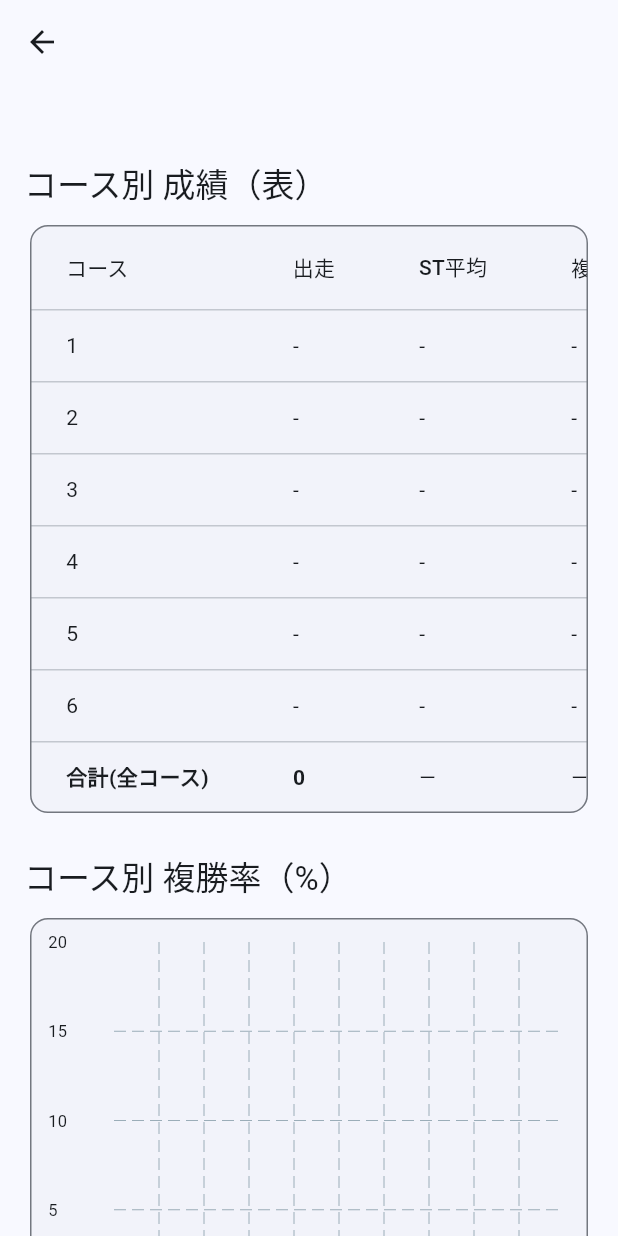
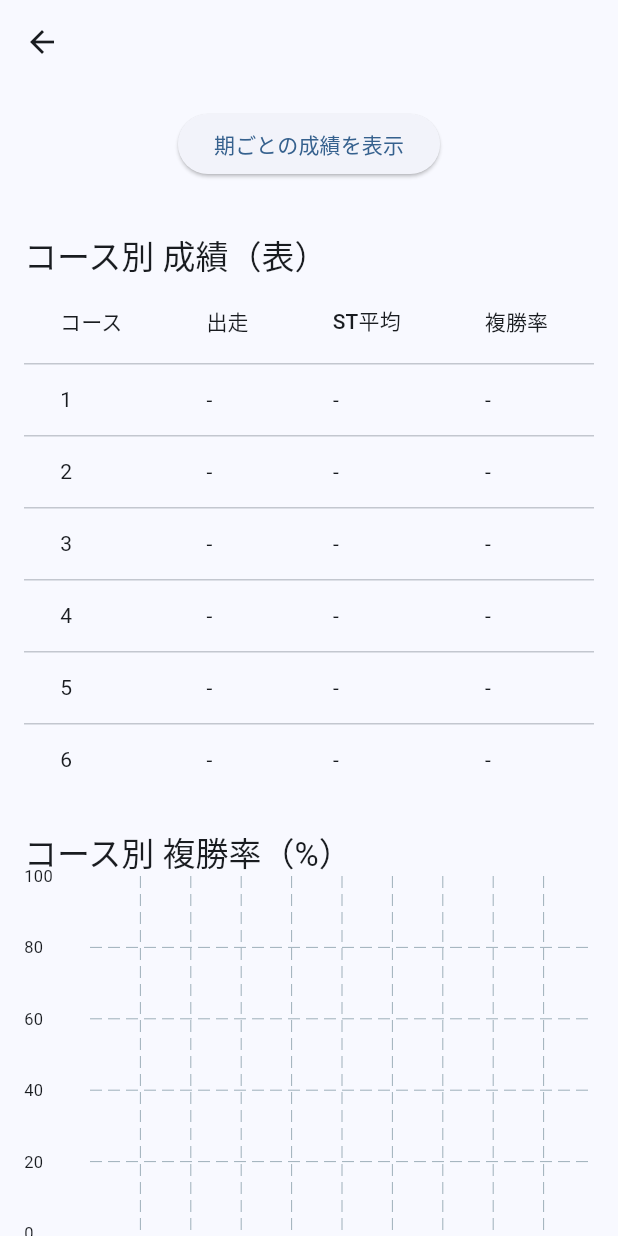
Before and after one commit to teru-kaji/boat_racer_databook, a Flutter app: the MemberDetailPage screen opened directly with empty values, on a phone screen of 412 x 824 dp. Run offline on Flutter 3.47's test engine with Material 3 defaults, Android fonts, the phone set to English and light mode, and no system bars; drawn by our look-alikes of fl_chart; our stand-ins replace objectbox; generated files the repository leaves out were written again; statements that could not run were skipped.

Commit message:
・検索画面修正 ・棒グラフ追加 ・dataTime(期)の最大値をデフォ ・検索フィールド追加 ・エラー復旧 ・エラーあり

```diff
--- a/lib/member_detail_page.dart
+++ b/lib/member_detail_page.dart
@@ -1,7 +1,7 @@
-// lib/member_detail_page.dart
 import 'package:flutter/material.dart';
 import 'package:fl_chart/fl_chart.dart';
 import 'models/member.dart';
+import 'member_history_page.dart';
 
 class MemberDetailPage extends StatelessWidget {
   final Member member;
@@ -13,8 +13,8 @@ class MemberDetailPage extends StatelessWidget {
     final totals = _calcTotals(rows);
 
     // グラフ用データ
-    final winRates = rows.map((r) => r.winRate12 ?? 0).toList();   // 複勝率 %
-    final starts   = rows.map((r) => r.startTime ?? 0).toList();   // ST
+    final winRates = rows.map((r) => r.winRate12 ?? 0).toList();
+    final starts   = rows.map((r) => r.startTime ?? 0).toList();
     final firsts   = rows.map((r) => r.first ?? 0).toList();
     final seconds  = rows.map((r) => r.second ?? 0).toList();
     final thirds   = rows.map((r) => r.third ?? 0).toList();
@@ -26,7 +26,6 @@ class MemberDetailPage extends StatelessWidget {
         child: Column(
           crossAxisAlignment: CrossAxisAlignment.start,
           children: [
-            // --- 基本プロフィール ---
             if ((member.photo ?? '').isNotEmpty)
               Center(
                 child: Image.network(
@@ -34,6 +33,19 @@ class MemberDetailPage extends StatelessWidget {
                   height: 180,
                   errorBuilder: (_, __, ___) =>
                   const Icon(Icons.person, size: 96),
+                ),
+              ),
+            Center(
+              child: ElevatedButton(
+                onPressed: () {
+                  Navigator.push(
+                    context,
+                    MaterialPageRoute(
+                      builder: (_) => MemberHistoryPage(member: member),
+                    ),
+                  );
+                },
+                child: const Text('期ごとの成績を表示'),
               ),
             ),
             const SizedBox(height: 12),
@@ -44,9 +56,9 @@ class MemberDetailPage extends StatelessWidget {
             _field(
               '性別',
               member.sex == "1"
-                  ? "男"
+                  ? "男性"
                   : member.sex == "2"
-                  ? "女"
+                  ? "女性"
                   : member.sex,
             ),
             _field('級別', member.rank),
@@ -54,13 +66,11 @@ class MemberDetailPage extends StatelessWidget {
             const SizedBox(height: 24),
             Text('コース別 成績（表）',
                 style: Theme.of(context).textTheme.titleLarge),
-            const SizedBox(height: 8),
             _courseTable(context, rows, totals),
 
             const SizedBox(height: 24),
             Text('コース別 複勝率（%）',
                 style: Theme.of(context).textTheme.titleLarge),
-            const SizedBox(height: 8),
             _barChartSingle(
               context: context,
               titleY: '複勝率(%)',
@@ -70,21 +80,16 @@ class MemberDetailPage extends StatelessWidget {
             ),
 
             const SizedBox(height: 24),
-            Text('コース別 スタートタイミング（ST）',
+            Text('コース別 スタートタイミング',
                 style: Theme.of(context).textTheme.titleLarge),
-            const SizedBox(height: 8),
-            _barChartSingle(
+            _lineChartPoints(
               context: context,
-              titleY: 'ST',
               values: starts,
-              maxY: _niceMax(starts, base: 0.3, minMax: 0.2),
-              formatY: (v) => v.toStringAsFixed(2),
             ),
 
             const SizedBox(height: 24),
-            Text('コース別 1着・2着・3着（積み上げ棒グラフ）',
+            Text('コース別 1着・2着・3着数',
                 style: Theme.of(context).textTheme.titleLarge),
-            const SizedBox(height: 8),
             _barChartStacked(
               context: context,
               firsts: firsts,
@@ -94,22 +99,12 @@ class MemberDetailPage extends StatelessWidget {
                   base: 10, minMax: 5),
             ),
             const SizedBox(height: 24),
-            Text('コース別 スタートタイミング（-1倍プロット）',
-                style: Theme.of(context).textTheme.titleLarge),
-            const SizedBox(height: 8),
-            _lineChartPoints(
-              context: context,
-              values: starts,
-            ),
-
-            const SizedBox(height: 32),
           ],
         ),
       ),
     );
   }
 
-  // ===== プロフィール行 =====
   Widget _field(String label, String? value) {
     if (value == null || value.isEmpty) return const SizedBox.shrink();
     return Padding(
@@ -117,28 +112,15 @@ class MemberDetailPage extends StatelessWidget {
       child: Row(
         crossAxisAlignment: CrossAxisAlignment.start,
         children: [
-          SizedBox(
-            width: 120,
-            child:
-            Text(label, style: const TextStyle(fontWeight: FontWeight.bold)),
-          ),
+          SizedBox(width: 120, child: Text(label, style: const TextStyle(fontWeight: FontWeight.bold))),
           Expanded(child: Text(value)),
         ],
       ),
     );
   }
 
-  // ===== コース別テーブル =====
-  Widget _courseTable(
-      BuildContext context, List<_CourseRow> rows, _Totals totals) {
-    final theme = Theme.of(context);
-    return Card(
-      elevation: 0,
-      shape: RoundedRectangleBorder(
-        borderRadius: BorderRadius.circular(12),
-        side: BorderSide(color: theme.dividerColor),
-      ),
-      child: SingleChildScrollView(
+  Widget _courseTable(BuildContext context, List<_CourseRow> rows, _Totals totals) {
+    return SingleChildScrollView(
       scrollDirection: Axis.horizontal,
       child: DataTable(
         columns: const [
@@ -153,8 +135,7 @@ class MemberDetailPage extends StatelessWidget {
         ],
         rows: [
           for (final r in rows)
-              DataRow(
-                cells: [
+            DataRow(cells: [
               DataCell(Text('${r.lane}')),
               DataCell(Text(_fmtInt(r.entries))),
               DataCell(Text(_fmtDouble(r.startTime))),
@@ -162,41 +143,13 @@ class MemberDetailPage extends StatelessWidget {
               DataCell(Text(_fmtInt(r.first))),
               DataCell(Text(_fmtInt(r.second))),
               DataCell(Text(_fmtInt(r.third))),
-                  DataCell(Text(
-                      '${(r.first ?? 0) + (r.second ?? 0) + (r.third ?? 0)}')),
+              DataCell(Text('${(r.first ?? 0) + (r.second ?? 0) + (r.third ?? 0)}')),
+            ]),
         ],
-              ),
-            DataRow(
-              cells: [
-                const DataCell(
-                  Text('合計(全コース)',
-                      style: TextStyle(fontWeight: FontWeight.bold)),
-                ),
-                DataCell(Text(_fmtInt(totals.entries),
-                    style: const TextStyle(fontWeight: FontWeight.bold))),
-                const DataCell(Text('—')),
-                const DataCell(Text('—')),
-                DataCell(Text(_fmtInt(totals.first),
-                    style: const TextStyle(fontWeight: FontWeight.bold))),
-                DataCell(Text(_fmtInt(totals.second),
-                    style: const TextStyle(fontWeight: FontWeight.bold))),
-                DataCell(Text(_fmtInt(totals.third),
-                    style: const TextStyle(fontWeight: FontWeight.bold))),
-                DataCell(
-                  Text(
-                    '${totals.first + totals.second + totals.third}',
-                    style: const TextStyle(fontWeight: FontWeight.bold),
-                  ),
-                ),
-              ],
-            ),
-          ],
-        ),
       ),
     );
   }
 
-  // ===== グラフ：単一シリーズ =====
   Widget _barChartSingle({
     required BuildContext context,
     required String titleY,
@@ -204,20 +157,12 @@ class MemberDetailPage extends StatelessWidget {
     required double maxY,
     required String Function(double) formatY,
   }) {
-    final theme = Theme.of(context);
-    return Card(
-      elevation: 0,
-      shape: RoundedRectangleBorder(
-        borderRadius: BorderRadius.circular(12),
-        side: BorderSide(color: theme.dividerColor),
-      ),
-      child: Padding(
-        padding: const EdgeInsets.fromLTRB(12, 16, 16, 8),
-        child: SizedBox(
+    return SizedBox(
       height: 260,
       child: BarChart(
         BarChartData(
-              maxY: maxY,
+          //maxY: maxY,
+          maxY: 100,
           minY: 0,
           gridData: FlGridData(show: true),
           borderData: FlBorderData(show: false),
@@ -226,42 +171,105 @@ class MemberDetailPage extends StatelessWidget {
               sideTitles: SideTitles(
                 showTitles: true,
                 reservedSize: 44,
-                    getTitlesWidget: (v, meta) => Text(formatY(v),
-                        style: const TextStyle(fontSize: 11)),
+                getTitlesWidget: (v, meta) => Text(formatY(v), style: const TextStyle(fontSize: 11)),
               ),
             ),
             bottomTitles: AxisTitles(
               sideTitles: SideTitles(
                 showTitles: true,
-                    getTitlesWidget: (v, meta) => Padding(
+                interval: 1,
+                getTitlesWidget: (v, meta) {
+                  if (v < 0 || v > values.length - 1) return const SizedBox.shrink();
+                  return Padding(
                     padding: const EdgeInsets.only(top: 6),
-                      child: Text('${v.toInt() + 1}',
-                          style: const TextStyle(fontSize: 11)),
+                    child: Text('${v.toInt() + 1}', style: const TextStyle(fontSize: 11)),
+                  );
+                },
               ),
             ),
-                ),
-                topTitles:
-                const AxisTitles(sideTitles: SideTitles(showTitles: false)),
-                rightTitles:
-                const AxisTitles(sideTitles: SideTitles(showTitles: false)),
+            topTitles: const AxisTitles(sideTitles: SideTitles(showTitles: false)),
+            rightTitles: const AxisTitles(sideTitles: SideTitles(showTitles: false)),
           ),
           barGroups: List.generate(values.length, (i) {
             final y = values[i].isNaN ? 0.0 : values[i];
             return BarChartGroupData(
               x: i,
               barRods: [
-                    BarChartRodData(toY: y, width: 16),
+                BarChartRodData(
+                  toY: y,
+                  width: 20,
+                  color: Colors.blue, // ★ 棒の色を青に固定
+                ),
               ],
             );
           }),
         ),
       ),
+    );
+  }
+
+  /// -1倍プロット
+  Widget _lineChartPoints({
+    required BuildContext context,
+    required List<double> values,
+  }) {
+    final negSpots = <FlSpot>[];
+    for (int i = 0; i < values.length; i++) {
+      final v = values[i];
+      if (v != 0) {
+        negSpots.add(FlSpot(i.toDouble(), -v));
+      }
+    }
+
+    return SizedBox(
+      height: 260,
+      child: LineChart(
+        LineChartData(
+          minX: -0.5,
+          maxX: values.length - 0.5,
+          minY: -0.4,
+          maxY: 0,
+          gridData: FlGridData(show: true),
+          borderData: FlBorderData(show: false),
+          titlesData: FlTitlesData(
+            leftTitles: AxisTitles(
+              sideTitles: SideTitles(
+                showTitles: true,
+                reservedSize: 44,
+                interval: 0.1,
+                getTitlesWidget: (v, meta) => Text(v.toStringAsFixed(2), style: const TextStyle(fontSize: 11)),
+              ),
+            ),
+            bottomTitles: AxisTitles(
+              sideTitles: SideTitles(
+                showTitles: true,
+                interval: 1,
+                getTitlesWidget: (v, meta) {
+                  if (v < 0 || v > values.length - 1) return const SizedBox.shrink();
+                  return Padding(
+                    padding: const EdgeInsets.only(top: 6),
+                    child: Text('${v.toInt() + 1}', style: const TextStyle(fontSize: 11)),
+                  );
+                },
+              ),
+            ),
+            topTitles: const AxisTitles(sideTitles: SideTitles(showTitles: false)),
+            rightTitles: const AxisTitles(sideTitles: SideTitles(showTitles: false)),
+          ),
+          lineBarsData: [
+            LineChartBarData(
+              spots: negSpots,
+              isCurved: false,
+              barWidth: 0,
+              dotData: FlDotData(show: true),
+              color: Colors.red,
+            ),
+          ],
         ),
       ),
     );
   }
 
-  // ===== グラフ：積み上げ棒（1着2着3着） =====
   Widget _barChartStacked({
     required BuildContext context,
     required List<int> firsts,
@@ -269,26 +277,20 @@ class MemberDetailPage extends StatelessWidget {
     required List<int> thirds,
     required double maxY,
   }) {
-    final theme = Theme.of(context);
-
-    return Card(
-      elevation: 0,
-      shape: RoundedRectangleBorder(
-        borderRadius: BorderRadius.circular(12),
-        side: BorderSide(color: theme.dividerColor),
-      ),
-      child: Padding(
-        padding: const EdgeInsets.fromLTRB(12, 16, 16, 8),
-        child: Column(
+    return Column(
       children: [
         SizedBox(
           height: 260,
           child: BarChart(
             BarChartData(
-                  maxY: maxY,
+          //    maxY: maxY,
+              maxY: 50,
               minY: 0,
               gridData: FlGridData(show: true),
-                  borderData: FlBorderData(show: false),
+              borderData: FlBorderData(
+                show: false,
+                border: Border.all(color: Colors.black, width: 1), // 外枠
+              ),
               titlesData: FlTitlesData(
                 leftTitles: AxisTitles(
                   sideTitles: SideTitles(
@@ -303,7 +305,7 @@ class MemberDetailPage extends StatelessWidget {
                 bottomTitles: AxisTitles(
                   sideTitles: SideTitles(
                     showTitles: true,
-                        interval: 1, // ★1コースごとだけ
+                    interval: 1,
                     getTitlesWidget: (v, meta) {
                       if (v < 0 || v > 5) return const SizedBox.shrink();
                       return Padding(
@@ -314,25 +316,24 @@ class MemberDetailPage extends StatelessWidget {
                     },
                   ),
                 ),
-                    topTitles: const AxisTitles(
-                        sideTitles: SideTitles(showTitles: false)),
-                    rightTitles: const AxisTitles(
-                        sideTitles: SideTitles(showTitles: false)),
+                topTitles:
+                const AxisTitles(sideTitles: SideTitles(showTitles: false)),
+                rightTitles:
+                const AxisTitles(sideTitles: SideTitles(showTitles: false)),
               ),
-                  barGroups: List.generate(6, (laneIdx) {
-                    final f = (firsts.length > laneIdx ? firsts[laneIdx] : 0).toDouble();
-                    final s = (seconds.length > laneIdx ? seconds[laneIdx] : 0).toDouble();
-                    final t = (thirds.length > laneIdx ? thirds[laneIdx] : 0).toDouble();
-
+              barGroups: List.generate(6, (i) {
+                final f = (firsts.length > i ? firsts[i] : 0).toDouble();
+                final s = (seconds.length > i ? seconds[i] : 0).toDouble();
+                final t = (thirds.length > i ? thirds[i] : 0).toDouble();
                 return BarChartGroupData(
-                      x: laneIdx,
+                  x: i,
                   barRods: [
                     BarChartRodData(
                       toY: f + s + t,
                       width: 20,
                       rodStackItems: [
-                            BarChartRodStackItem(0, f, Colors.blue),      // 1着
-                            BarChartRodStackItem(f, f + s, Colors.green), // 2着
+                        BarChartRodStackItem(0, f, Colors.blue),       // 1着
+                        BarChartRodStackItem(f, f + s, Colors.green),  // 2着
                         BarChartRodStackItem(f + s, f + s + t, Colors.orange), // 3着
                       ],
                     ),
@@ -343,7 +344,7 @@ class MemberDetailPage extends StatelessWidget {
           ),
         ),
         const SizedBox(height: 8),
-            // ★ 凡例を追加
+        // ==== 凡例 ====
         Wrap(
           spacing: 16,
           children: [
@@ -353,12 +354,10 @@ class MemberDetailPage extends StatelessWidget {
           ],
         ),
       ],
-        ),
-      ),
     );
   }
 
-  /// 凡例の小部品
+  /// 凡例用ウィジェット
   Widget _legendItem({required Color color, required String label}) {
     return Row(
       mainAxisSize: MainAxisSize.min,
@@ -370,7 +369,6 @@ class MemberDetailPage extends StatelessWidget {
     );
   }
 
-  // ===== データ変換 =====
   List<_CourseRow> _buildCourseRows(Member m) {
     int? toInt(String? s) => int.tryParse((s ?? '').trim());
     double? toDoubleRaw(String? s) {
@@ -382,64 +380,16 @@ class MemberDetailPage extends StatelessWidget {
     double? toPercent(String? s) {
       final v = toDoubleRaw(s);
       if (v == null) return null;
-      return v <= 1.0 ? v * 100.0 : v; // 0~1 を 0~100% に正規化
+      return v <= 1.0 ? v * 100.0 : v;
     }
 
-    return <_CourseRow>[
-      _CourseRow(
-        lane: 1,
-        entries: toInt(m.numberOfEntries1),
-        startTime: toDoubleRaw(m.startTime1),
-        winRate12: toPercent(m.winRate121),
-        first: toInt(m.firstPlace1),
-        second: toInt(m.secondPlace1),
-        third: toInt(m.thirdPlace1),
-      ),
-      _CourseRow(
-        lane: 2,
-        entries: toInt(m.numberOfEntries2),
-        startTime: toDoubleRaw(m.startTime2),
-        winRate12: toPercent(m.winRate122),
-        first: toInt(m.firstPlace2),
-        second: toInt(m.secondPlace2),
-        third: toInt(m.thirdPlace2),
-      ),
-      _CourseRow(
-        lane: 3,
-        entries: toInt(m.numberOfEntries3),
-        startTime: toDoubleRaw(m.startTime3),
-        winRate12: toPercent(m.winRate123),
-        first: toInt(m.firstPlace3),
-        second: toInt(m.secondPlace3),
-        third: toInt(m.thirdPlace3),
-      ),
-      _CourseRow(
-        lane: 4,
-        entries: toInt(m.numberOfEntries4),
-        startTime: toDoubleRaw(m.startTime4),
-        winRate12: toPercent(m.winRate124),
-        first: toInt(m.firstPlace4),
-        second: toInt(m.secondPlace4),
-        third: toInt(m.thirdPlace4),
-      ),
-      _CourseRow(
-        lane: 5,
-        entries: toInt(m.numberOfEntries5),
-        startTime: toDoubleRaw(m.startTime5),
-        winRate12: toPercent(m.winRate125),
-        first: toInt(m.firstPlace5),
-        second: toInt(m.secondPlace5),
-        third: toInt(m.thirdPlace5),
-      ),
-      _CourseRow(
-        lane: 6,
-        entries: toInt(m.numberOfEntries6),
-        startTime: toDoubleRaw(m.startTime6),
-        winRate12: toPercent(m.winRate126),
-        first: toInt(m.firstPlace6),
-        second: toInt(m.secondPlace6),
-        third: toInt(m.thirdPlace6),
-      ),
+    return [
+      _CourseRow(lane: 1, entries: toInt(m.numberOfEntries1), startTime: toDoubleRaw(m.startTime1), winRate12: toPercent(m.winRate121), first: toInt(m.firstPlace1), second: toInt(m.secondPlace1), third: toInt(m.thirdPlace1)),
+      _CourseRow(lane: 2, entries: toInt(m.numberOfEntries2), startTime: toDoubleRaw(m.startTime2), winRate12: toPercent(m.winRate122), first: toInt(m.firstPlace2), second: toInt(m.secondPlace2), third: toInt(m.thirdPlace2)),
+      _CourseRow(lane: 3, entries: toInt(m.numberOfEntries3), startTime: toDoubleRaw(m.startTime3), winRate12: toPercent(m.winRate123), first: toInt(m.firstPlace3), second: toInt(m.secondPlace3), third: toInt(m.thirdPlace3)),
+      _CourseRow(lane: 4, entries: toInt(m.numberOfEntries4), startTime: toDoubleRaw(m.startTime4), winRate12: toPercent(m.winRate124), first: toInt(m.firstPlace4), second: toInt(m.secondPlace4), third: toInt(m.thirdPlace4)),
+      _CourseRow(lane: 5, entries: toInt(m.numberOfEntries5), startTime: toDoubleRaw(m.startTime5), winRate12: toPercent(m.winRate125), first: toInt(m.firstPlace5), second: toInt(m.secondPlace5), third: toInt(m.thirdPlace5)),
+      _CourseRow(lane: 6, entries: toInt(m.numberOfEntries6), startTime: toDoubleRaw(m.startTime6), winRate12: toPercent(m.winRate126), first: toInt(m.firstPlace6), second: toInt(m.secondPlace6), third: toInt(m.thirdPlace6)),
     ];
   }
 
@@ -455,18 +405,11 @@ class MemberDetailPage extends StatelessWidget {
     return _Totals(entries: entries, first: first, second: second, third: third);
   }
 
-  // ===== 表示フォーマット =====
   String _fmtInt(int? v) => v?.toString() ?? '-';
-  String _fmtDouble(double? v) =>
-      (v == null) ? '-' : v.toStringAsFixed(2);
-  String _fmtPercent(double? v) {
-    if (v == null) return '-';
-    return '${v.toStringAsFixed(1)}%';
-  }
+  String _fmtDouble(double? v) => (v == null) ? '-' : v.toStringAsFixed(2);
+  String _fmtPercent(double? v) => v == null ? '-' : '${v.toStringAsFixed(1)}%';
 
-  // ===== 軸の上限 =====
-  double _niceMax(List<num> values,
-      {required double base, required double minMax}) {
+  double _niceMax(List<num> values, {required double base, required double minMax}) {
     if (values.isEmpty) return minMax;
     final doubles = values.map((e) => e.toDouble()).toList();
     final maxVal = doubles.reduce((a, b) => a > b ? a : b);
@@ -477,108 +420,14 @@ class MemberDetailPage extends StatelessWidget {
   }
 }
 
-// ===== 内部モデル =====
 class _CourseRow {
   final int lane;
   final int? entries, first, second, third;
   final double? startTime, winRate12;
-  _CourseRow({
-    required this.lane,
-    this.entries,
-    this.startTime,
-    this.winRate12,
-    this.first,
-    this.second,
-    this.third,
-  });
+  _CourseRow({required this.lane, this.entries, this.startTime, this.winRate12, this.first, this.second, this.third});
 }
 
 class _Totals {
   final int entries, first, second, third;
-  _Totals({
-    required this.entries,
-    required this.first,
-    required this.second,
-    required this.third,
-  });
+  _Totals({required this.entries, required this.first, required this.second, required this.third});
 }
-
-// ===== プロットグラフ（スタートタイミング * -1） =====
-// ===== プロットグラフ（スタートタイミング * -1） =====
-Widget _lineChartPoints({
-  required BuildContext context,
-  required List<double> values,
-}) {
-  final theme = Theme.of(context);
-
-  // -1倍にして、0は除外
-  final spots = <FlSpot>[];
-  for (int i = 0; i < values.length; i++) {
-    final v = values[i];
-    if (v != 0 && !v.isNaN) {
-      spots.add(FlSpot(i.toDouble(), -v));
-    }
-  }
-
-  return Card(
-    elevation: 0,
-    shape: RoundedRectangleBorder(
-      borderRadius: BorderRadius.circular(12),
-      side: BorderSide(color: theme.dividerColor),
-    ),
-    child: Padding(
-      padding: const EdgeInsets.fromLTRB(12, 16, 16, 8),
-      child: SizedBox(
-        height: 260,
-        child: LineChart(
-          LineChartData(
-            minX: -0.5, // 左にマージン
-            maxX: (values.length - 1).toDouble() + 0.5, // 右にマージン
-            minY: -0.4,
-            maxY: 0,
-            gridData: FlGridData(show: true),
-            borderData: FlBorderData(show: false),
-            titlesData: FlTitlesData(
-              leftTitles: AxisTitles(
-                sideTitles: SideTitles(
-                  showTitles: true,
-                  reservedSize: 44,
-                  getTitlesWidget: (v, meta) =>
-                      Text(v.toStringAsFixed(2), style: const TextStyle(fontSize: 11)),
-                  interval: 0.1,
-                ),
-              ),
-              bottomTitles: AxisTitles(
-                sideTitles: SideTitles(
-                  showTitles: true,
-                  interval: 1,
-                  getTitlesWidget: (v, meta) {
-                    if (v < 0 || v > values.length - 1) return const SizedBox.shrink();
-                    return Padding(
-                      padding: const EdgeInsets.only(top: 6),
-                      child: Text('${v.toInt() + 1}',
-                          style: const TextStyle(fontSize: 11)),
-                    );
-                  },
-                ),
-              ),
-              topTitles:
-              const AxisTitles(sideTitles: SideTitles(showTitles: false)),
-              rightTitles:
-              const AxisTitles(sideTitles: SideTitles(showTitles: false)),
-            ),
-            lineBarsData: [
-              LineChartBarData(
-                spots: spots,
-                isCurved: false,
-                barWidth: 0, // 線は表示せず
-                dotData: FlDotData(show: true),
-                color: Colors.red,
-              ),
-            ],
-          ),
-        ),
-      ),
-    ),
-  );
-}
```
Also changed, not shown: lib/main.dart (+5 -7 lines), lib/member_history_page.dart (added, +160 -0 lines), lib/objectbox.dart (+7 -11 lines). Lines whose indentation alone changed are shown as unchanged.
